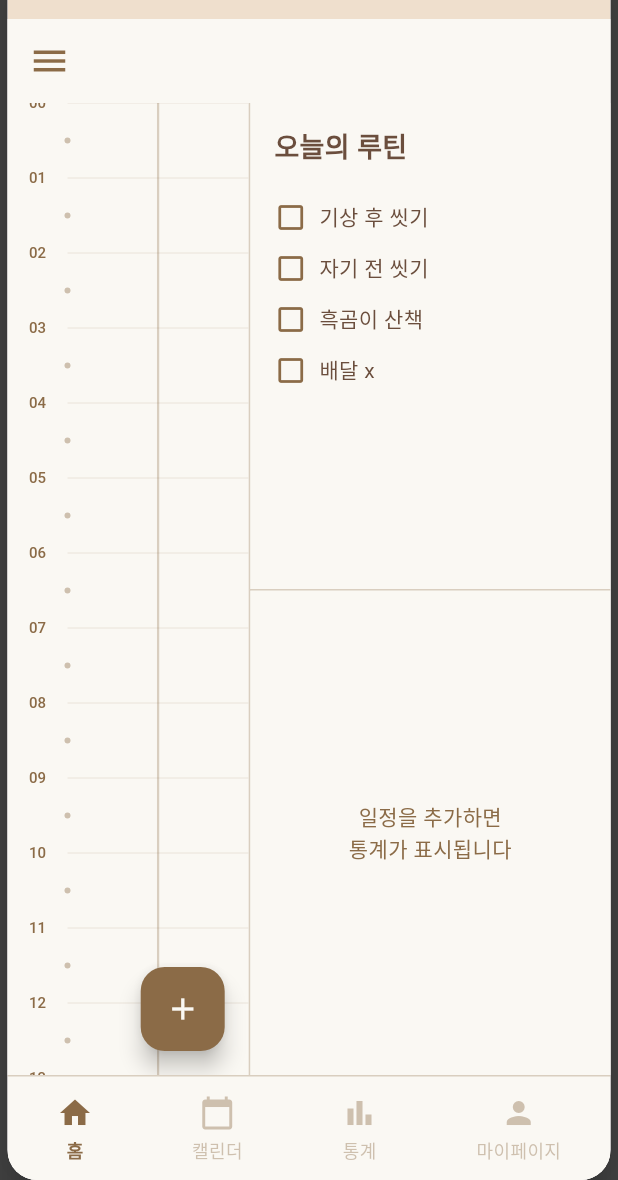
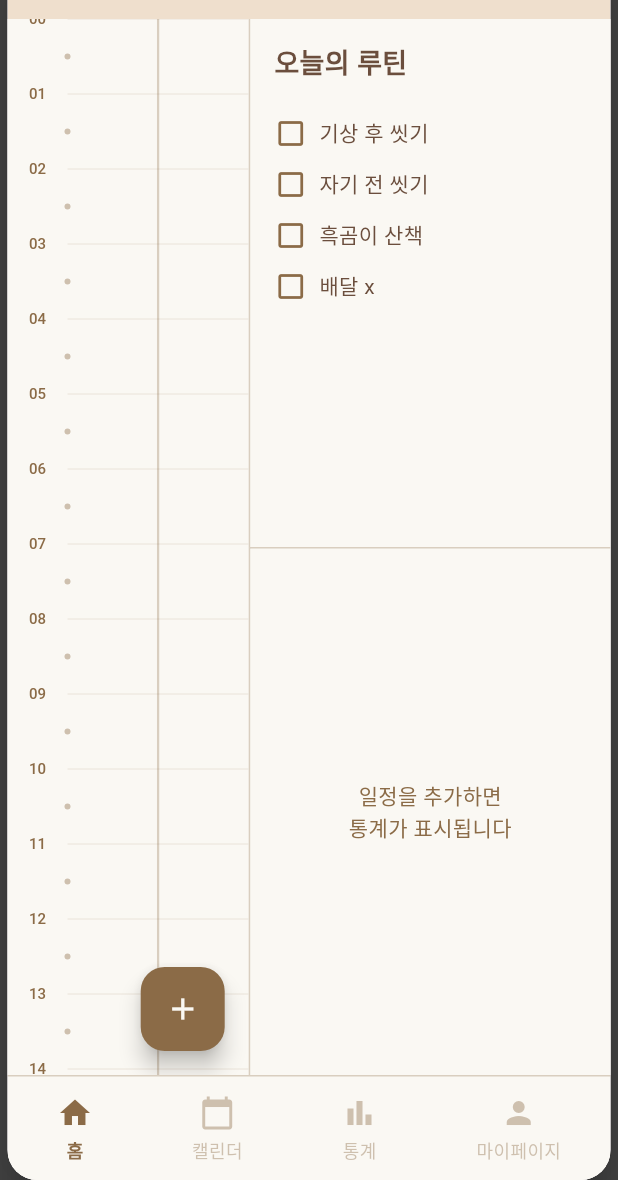
Before and after one commit to jam9582/todo, a Flutter app: the screen it shows after launch, on a phone screen of 412 x 824 dp, the part 56-1236 px from its top. Run offline on Flutter 3.47's test engine with Material 3 defaults, Android fonts, the phone set to English and light mode, and no system bars; our stand-ins replace hive, hive_flutter, table_calendar; accounts and stored records are empty.

Commit message:
feat: 햄버거 바 삭제

```diff
--- a/lib/pages/home_page.dart
+++ b/lib/pages/home_page.dart
@@ -67,16 +67,6 @@ class _HomePageState extends State<HomePage> {
     final categories = categoryProvider.categories;
 
     return Scaffold(
-      appBar: AppBar(
-        backgroundColor: AppColors.background,
-        elevation: 0,
-        leading: IconButton(
-          icon: const Icon(Icons.menu, color: AppColors.primaryBrown, size: AppSizes.menuIconSize),
-          onPressed: () {
-            // 메뉴 기능은 나중에 구현
-          },
-        ),
-      ),
       backgroundColor: AppColors.background,
       body: Row(
         crossAxisAlignment: CrossAxisAlignment.start,
```
